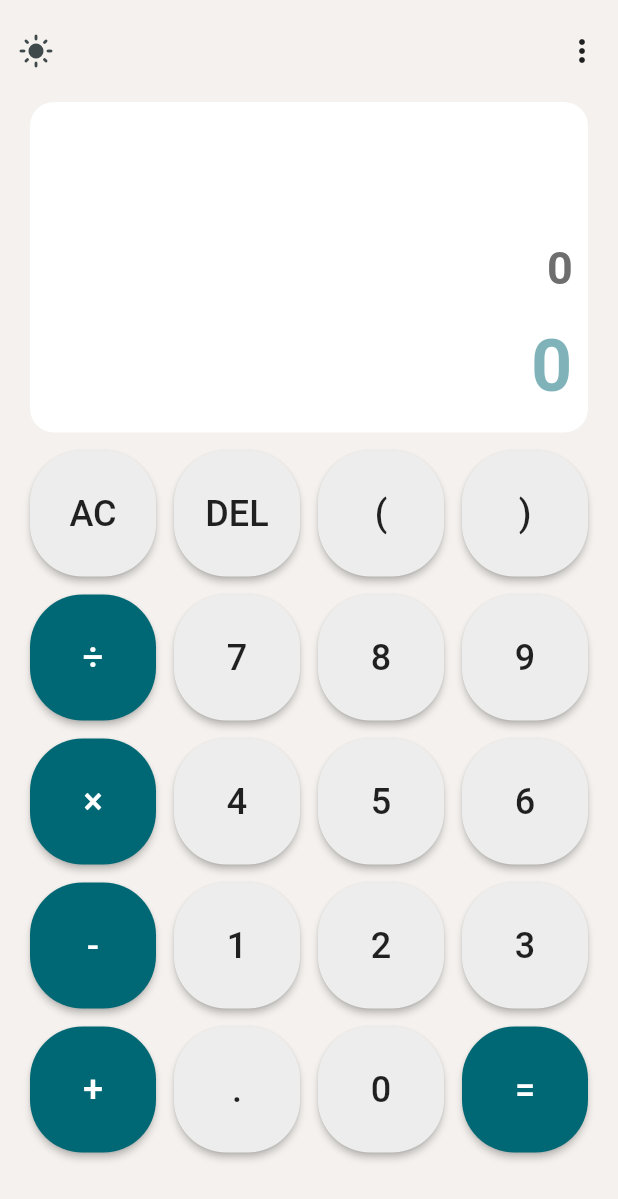
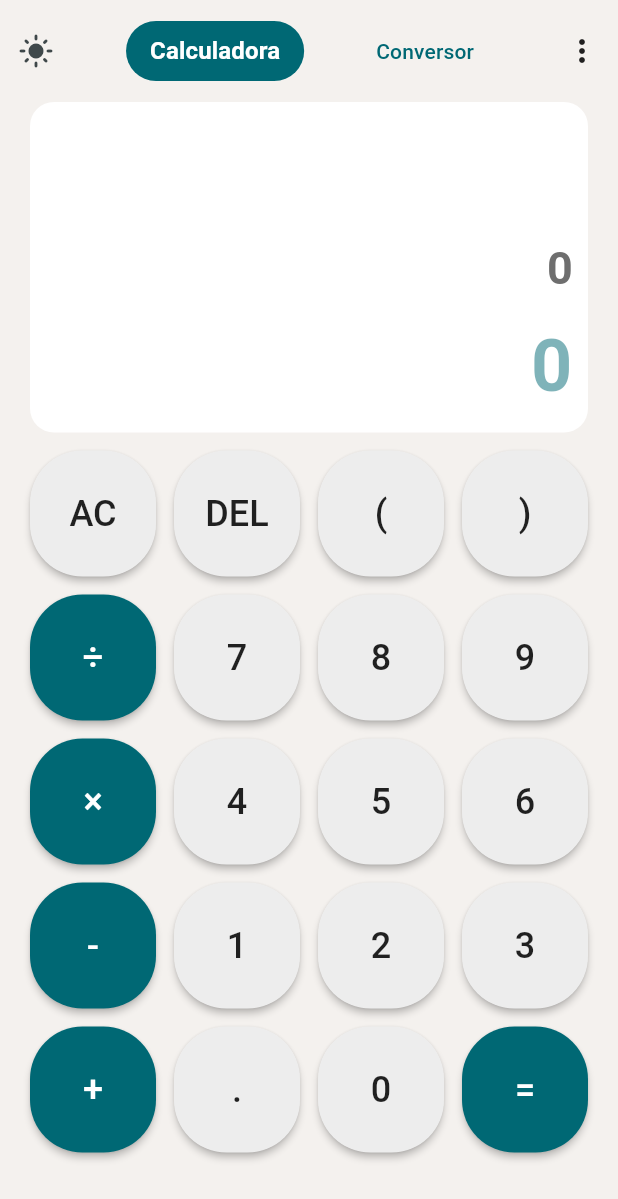
Before and after one commit to Amaruvillca/calculadora, a Flutter app: the screen it shows after launch, on a phone screen of 412 x 824 dp. Shown: the top 1199 px of the screen. Run offline on Flutter 3.47's test engine with Material 3 defaults, Android fonts, the phone set to English and light mode, and no system bars; our stand-ins replace animate_do, flutter_riverpod, go_router, math_expressions.

Commit message:
calculadora

```diff
--- /dev/null
+++ b/lib/conf/router/app_router.dart
@@ -0,0 +1,34 @@
+import 'package:calculadora/presentation/screen/calculadora/calculadora_screen.dart';
+import 'package:calculadora/presentation/screen/conversor/conversor_creen.dart';
+import 'package:calculadora/presentation/screen/conversorgeneral/conversorgeneral_screen.dart';
+import 'package:flutter/material.dart';
+import 'package:go_router/go_router.dart';
+
+
+
+final GoRouter appRouter = GoRouter(
+  initialLocation: '/',
+  routes: [
+    GoRoute(
+  name: CalculadoraScreen.name,
+      path: '/',
+      builder: (BuildContext context, GoRouterState state) {
+        return const CalculadoraScreen();
+      }),
+      GoRoute(
+  name: ConversorScreen.name,
+      path: '/conversor',
+      builder: (BuildContext context, GoRouterState state) {
+        return const ConversorScreen();
+      }),
+      GoRoute(
+  name: ConversorgeneralScreen.name,
+  path: '/conversor/:tipo', // `:tipo` aceptará cualquier string
+  builder: (context, state) {
+    final tipo = state.pathParameters['tipo'] ?? 'default'; // Valor por defecto
+    return ConversorgeneralScreen(unidad: tipo,);
+  },
+),
+
+
+      ]);
--- a/lib/main.dart
+++ b/lib/main.dart
@@ -3,6 +3,7 @@ import 'package:calculadora/presentation/screen/calculadora/calculadora_screen.d
 import 'package:calculadora/providers/calculadora_probider.dart';
 import 'package:flutter/material.dart';
 import 'package:flutter_riverpod/flutter_riverpod.dart';
+import 'package:calculadora/conf/router/app_router.dart';
 
 void main() => runApp(
   const ProviderScope(
@@ -19,11 +20,12 @@ class MyApp extends ConsumerWidget {
   Widget build(BuildContext context,  WidgetRef ref) {
     final isDarkMode = ref.watch(isDark);
     final colorseleccionado = ref.watch(seleccionarThema);
-    return MaterialApp(
+    return MaterialApp.router(
+      routerConfig: appRouter,
       theme: AppTheme(isDarck: isDarkMode,seleccionThema: colorseleccionado).appTheme(),
       title: 'Calculadora',
       debugShowCheckedModeBanner: false,
-      home: CalculadoraScreen(),
+
     );
   }
 }
--- a/lib/presentation/screen/calculadora/calculadora_screen.dart
+++ b/lib/presentation/screen/calculadora/calculadora_screen.dart
@@ -2,12 +2,14 @@ import 'package:calculadora/providers/calculadora_probider.dart';
 
 import 'package:flutter/material.dart';
 import 'package:flutter_riverpod/flutter_riverpod.dart';
+import 'package:go_router/go_router.dart';
 import 'package:math_expressions/math_expressions.dart';
 import 'package:calculadora/conf/theme/app_theme.dart';
-
+import 'package:animate_do/animate_do.dart';
 
 class CalculadoraScreen extends ConsumerWidget {
   const CalculadoraScreen({super.key});
+  static final String name = "calculadora_screen";
 
   final List<String> buttons = const [
     'AC',
@@ -38,16 +40,11 @@ class CalculadoraScreen extends ConsumerWidget {
     final isDarkMode = ref.watch(isDark);
     final color = Theme.of(context).colorScheme;
     final String operacion = ref.watch(textOperacion);
-     final String historialOperacion =ref.watch(historial);
+    final String historialOperacion = ref.watch(historial);
     final int themaSeleccionada = ref.watch(seleccionarThema);
-     final altuara =MediaQuery.of(context).size.height;
+    final altuara = MediaQuery.of(context).size.height;
     final paletaColor = listColor;
-    final TextEditingController texto = TextEditingController(
-text: operacion,
-
-
-    );
-
+    final TextEditingController texto = TextEditingController(text: operacion);
 
     return Scaffold(
       backgroundColor:
@@ -65,75 +62,93 @@ text: operacion,
                     onPressed: () {
                       ref.read(isDark.notifier).state = !isDarkMode;
                     },
+
                     icon: Icon(isDarkMode ? Icons.dark_mode : Icons.light_mode),
                   ),
+                  TextButton(onPressed: () {}
+                  ,style: TextButton.styleFrom(
+                      backgroundColor: color.primary,
+                      padding: const EdgeInsets.symmetric(
+                        vertical: 8.0, horizontal: 16.0),
+                      shape: RoundedRectangleBorder(
+                      borderRadius: BorderRadius.circular(20.0),
+                      ),
+                    ),
+                    child: SlideInRight(
+                      child: Text(
+                        "Calculadora",
+                        style: TextStyle(
+                        color: color.onPrimary,
+                        fontWeight: FontWeight.bold,
+                        fontSize: 16.0,
+                        ),
+                      ),
+                    ),
+                  ),
+                  TextButton(
+                    onPressed: () {
+                      context.go("/conversor");
+                    },
+                    child: Text("Conversor"),
+                  ),
+
                   PopupMenuButton<int>(
-
-
                     // Set the default selected value to 0
                     icon: const Icon(Icons.more_vert),
 
-
                     onSelected: (value) {
                       // Handle the selected value from the radio buttons
-ref.watch(seleccionarThema.notifier).update((state) => value);
-
+                      ref
+                          .watch(seleccionarThema.notifier)
+                          .update((state) => value);
                     },
-                itemBuilder: (context) => [
-
-                    ...paletaColor.asMap().entries.map((entry) => PopupMenuItem(
+                    itemBuilder:
+                        (context) => [
+                          ...paletaColor.asMap().entries.map(
+                            (entry) => PopupMenuItem(
                               value: entry.key,
 
                               child: Row(
-
                                 children: [
                                   Radio<int>(
-
-
                                     value: entry.key,
                                     activeColor: entry.value,
 
-
-                        groupValue: themaSeleccionada, // Replace with a variable to manage state
+                                    groupValue:
+                                        themaSeleccionada, // Replace with a variable to manage state
                                     onChanged: (value) {
                                       // Handle radio button selection
-
-
                                     },
                                   ),
-                      Text("${entry.hashCode}",style: TextStyle(color: entry.value),), // Display the color or its name
+                                  Text(
+                                    "${entry.hashCode}",
+                                    style: TextStyle(color: entry.value),
+                                  ), // Display the color or its name
                                 ],
                               ),
-                    )),
-
-
-
-
+                            ),
+                          ),
                         ],
                   ),
                 ],
               ),
             ),
             Expanded(
-
               child: Padding(
                 padding: const EdgeInsets.symmetric(horizontal: 20),
                 child: Container(
-
-                  padding: EdgeInsets.symmetric(vertical: 0,horizontal: 10),
+                  padding: EdgeInsets.symmetric(vertical: 0, horizontal: 10),
                   decoration: BoxDecoration(
                     color: Colors.white,
                     borderRadius: BorderRadius.circular(16),
-
                   ),
 
                   child: Align(
                     alignment: Alignment.bottomRight,
                     child: Column(
                       mainAxisAlignment: MainAxisAlignment.end,
+
                       children: [
-
-
                         Align(
                           alignment: Alignment.centerRight,
                           child: Text(
@@ -160,13 +175,12 @@ ref.watch(seleccionarThema.notifier).update((state) => value);
                             ),
                           ),
                           textAlign: TextAlign.right,
-                          style:  TextStyle(
+                          style: TextStyle(
                             fontSize: 48,
                             fontWeight: FontWeight.bold,
                             color: color.primary,
                           ),
-
-                        )
+                        ),
                       ],
                     ),
                   ),
@@ -174,10 +188,9 @@ ref.watch(seleccionarThema.notifier).update((state) => value);
               ),
             ),
             Container(
-                height: altuara*0.65,
+              height: altuara * 0.65,
 
-
-              padding: const EdgeInsets.symmetric(horizontal: 20 , vertical: 12),
+              padding: const EdgeInsets.symmetric(horizontal: 20, vertical: 12),
               child: GridView.count(
                 crossAxisCount: 4,
 
@@ -187,20 +200,14 @@ ref.watch(seleccionarThema.notifier).update((state) => value);
                 crossAxisSpacing: 12,
                 children:
                     buttons.map((text) {
-
                       final isOperator = '÷×-+='.contains(text);
                       return SizedBox(
-
-
                         child: ElevatedButton(
-
-
                           // height: 50, // Uncomment and set a valid height if needed
                           onPressed: () {
                             if (text == "AC") {
-
                               ref
-                                  .watch(textOperacion.notifier,)
+                                  .watch(textOperacion.notifier)
                                   .update((state) => "");
 
                               ref
@@ -209,17 +216,13 @@ ref.watch(seleccionarThema.notifier).update((state) => value);
 
                               return;
                             }
-                            if (operacion == "NaN" || operacion =="Error") {
+                            if (operacion == "NaN" || operacion == "Error") {
                               ref
                                   .watch(textOperacion.notifier)
                                   .update((state) => text);
 
-
-
                               return;
-
                             }
-
 
                             if (text != "AC" && text != "DEL") {
                               texto.text = operacion + text;
@@ -227,8 +230,6 @@ ref.watch(seleccionarThema.notifier).update((state) => value);
                                   .watch(textOperacion.notifier)
                                   .update((state) => operacion + text);
                             }
-
-
 
                             if (text == "=") {
                               try {
@@ -279,27 +280,26 @@ ref.watch(seleccionarThema.notifier).update((state) => value);
                               ref
                                   .watch(historial.notifier)
                                   .update((state) => "$resultado");
-                                } catch (e) {
-
-                                }
+                            } catch (e) {}
                             if (text == "DEL") {
-
-                                if (operacion.isNotEmpty ) {
+                              if (operacion.isNotEmpty) {
                                 ref
                                     .watch(textOperacion.notifier)
-                                  .update((state) => operacion.substring(0, operacion.length - 1));
-
-                                }else{
-
-                                }
+                                    .update(
+                                      (state) => operacion.substring(
+                                        0,
+                                        operacion.length - 1,
+                                      ),
+                                    );
+                              } else {}
                               return;
                             }
                           },
                           style: ElevatedButton.styleFrom(
-
                             backgroundColor:
                                 isOperator
-                                    ? color.primary// verde para operadores
+                                    ? color
+                                        .primary // verde para operadores
                                     : isDarkMode
                                     ? const Color(0xFF2C2C2C)
                                     : const Color(0xFFEDEDED),
@@ -316,7 +316,10 @@ ref.watch(seleccionarThema.notifier).update((state) => value);
 
                             elevation: 2,
                           ),
-                          child: Text(text, style: const TextStyle(fontSize: 24)),
+                          child: Text(
+                            text,
+                            style: const TextStyle(fontSize: 24),
+                          ),
                         ),
                       );
                     }).toList(),
--- a/pubspec.yaml
+++ b/pubspec.yaml
@@ -7,9 +7,11 @@ environment:
   sdk: ^3.7.2
 
 dependencies:
+  animate_do: ^4.2.0
   flutter:
     sdk: flutter
   flutter_riverpod: ^2.6.1
+  go_router: ^14.8.1
   math_expressions: ^2.7.0
 
 dev_dependencies:
```
Also changed, not shown: lib/presentation/screen/conversor/conversor_creen.dart (added, +197 -0 lines), lib/presentation/screen/conversorgeneral/conversorgeneral_screen.dart (added, +91 -0 lines), pubspec.lock. Lines whose indentation alone changed are shown as unchanged.
